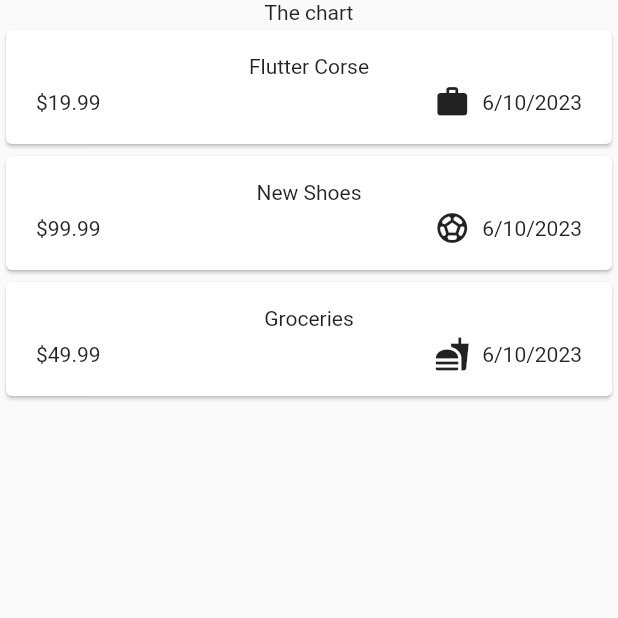
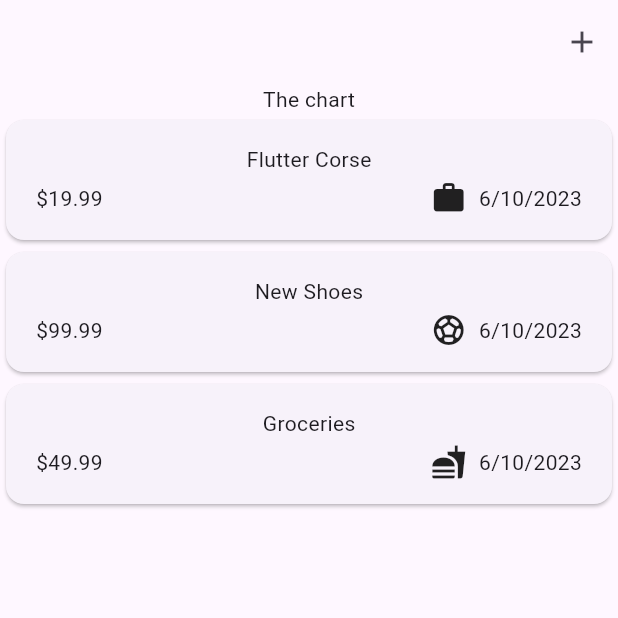
Before and after one commit to mmcdevitt1997/expense_tracker, a Flutter app: the screen it shows after launch, on a phone screen of 412 x 824 dp, the top half of it. Run offline on Flutter 3.47's test engine with Material 2 defaults, Android fonts, the phone set to English and light mode, and no system bars.

Commit message:
app bar and add button add

```diff
--- a/lib/main.dart
+++ b/lib/main.dart
@@ -4,7 +4,8 @@ import 'package:expense_tracker/widgets/expenses.dart';
 
 void main() {
   runApp(
-    const MaterialApp(
+    MaterialApp(
+      theme: ThemeData(useMaterial3: true),
       home: Expenses(),
     ),
   );
--- a/lib/widgets/expenses.dart
+++ b/lib/widgets/expenses.dart
@@ -31,6 +31,14 @@ class _ExpensesState extends State<Expenses> {
   @override
   Widget build(BuildContext context) {
     return Scaffold(
+      appBar: AppBar(
+        actions: [
+          IconButton(
+            icon: const Icon(Icons.add),
+            onPressed: () {},
+          )
+        ],
+      ),
       body: Column(
         children: [
           const Text('The chart'),
```
